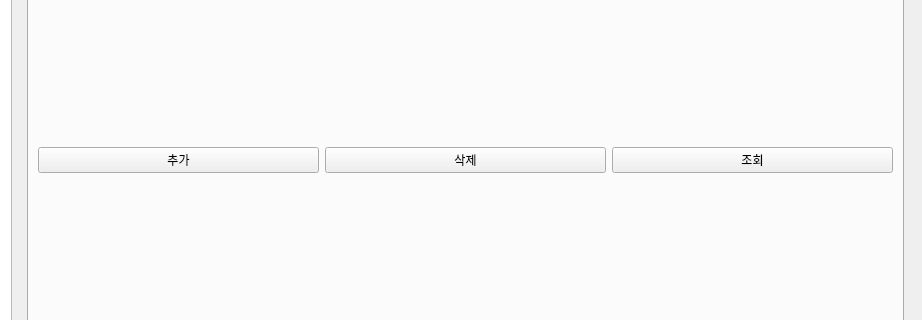
Before: the Qt Designer form MANAGER/BIGMACLAB_MANAGER_GUI.ui in yojun313/knpu, drawn with Qt 5; both pictures show x 147 to 1069 and y 245 to 565 of the 1069 by 787 pixel window.
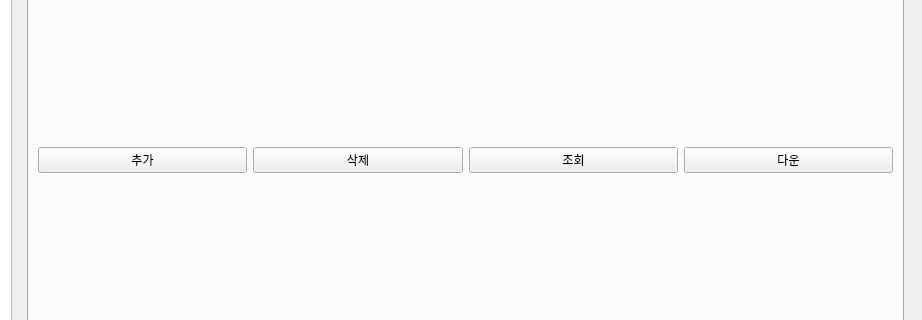
After: the same form once the commit is applied. The open tabs and pages were chosen to show the change.

Patch:
```diff
--- a/MANAGER/BIGMACLAB_MANAGER_GUI.ui
+++ b/MANAGER/BIGMACLAB_MANAGER_GUI.ui
@@ -340,6 +340,13 @@
                       </property>
                      </widget>
                     </item>
+                    <item>
+                     <widget class="QPushButton" name="userDB_list_save_button">
+                      <property name="text">
+                       <string>다운</string>
+                      </property>
+                     </widget>
+                    </item>
                    </layout>
                   </item>
                  </layout>
```
